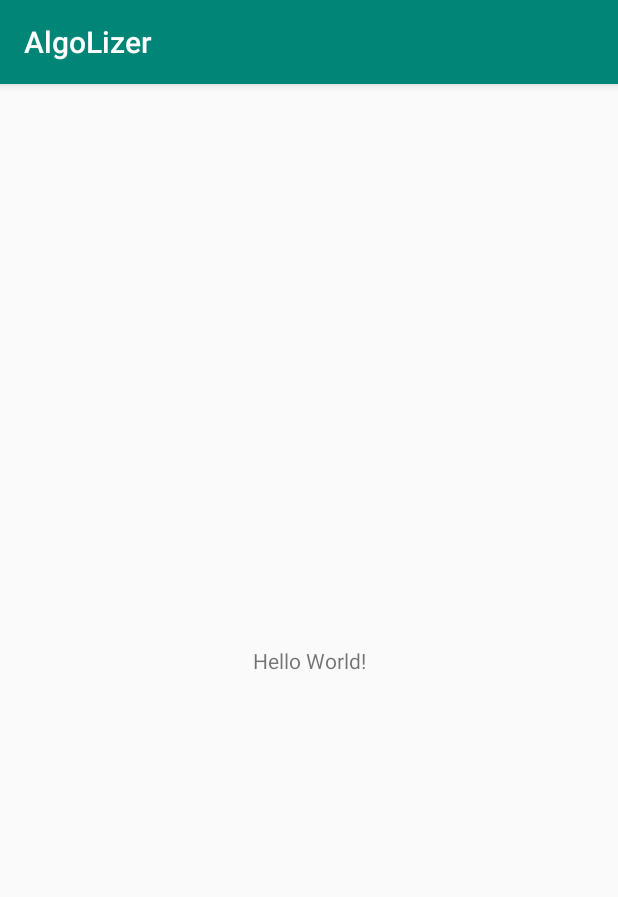
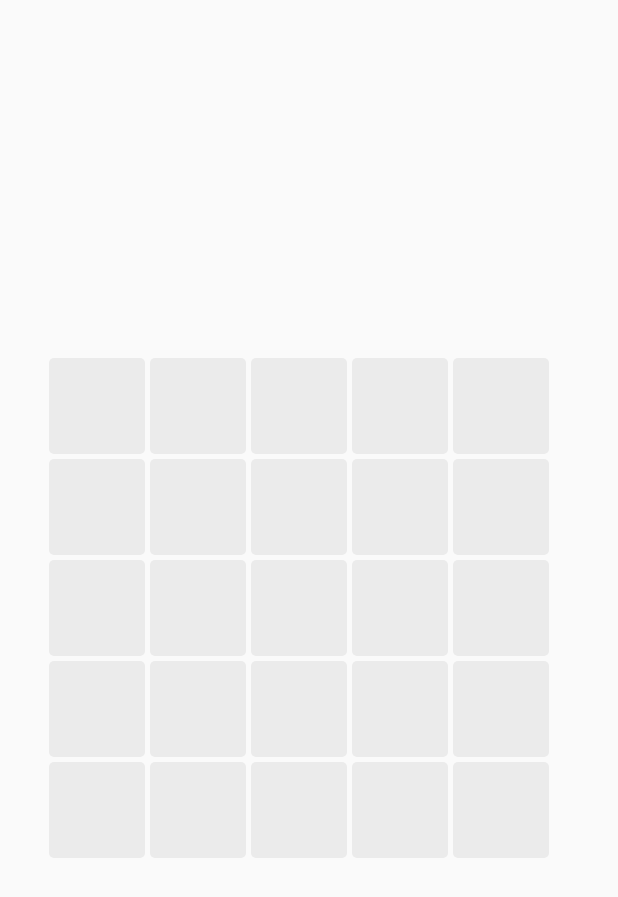
Before and after one commit to mAlaliSy/AlgoLizer-algorithms-visualizer, an Android app: the screen it shows after launch (MainActivity), on a phone screen of 412 x 824 dp. Shown: the top 897 px of the screen. Run offline under Robolectric (Android 15) with nearby library versions, the phone set to English and light mode, and no system bars.

Commit message:
Implementing drawing the empty cells

```diff
--- a/app/src/main/java/com/malalisy/algolizer/ui/views/AlgoGridView.kt
+++ b/app/src/main/java/com/malalisy/algolizer/ui/views/AlgoGridView.kt
@@ -1,8 +1,10 @@
 package com.malalisy.algolizer.ui.views
 
 import android.content.Context
+import android.graphics.Canvas
 import android.graphics.Paint
 import android.graphics.Rect
+import android.graphics.RectF
 import android.util.AttributeSet
 import android.view.MotionEvent
 import android.view.View
@@ -21,6 +23,10 @@ class AlgoGridView @JvmOverloads constructor(
         const val DEFAULT_SOURCE_COLOR = 0x4CAF50
         const val DEFAULT_DESTINATION_COLOR = 0xD81B60
         const val DEFAULT_EMPTY_CELL_COLOR = 0xE0E0E0
+
+        const val DEFAULT_CELL_PADDING = 10
+        const val CELL_CORNER_RADIUS = 5f
+
     }
 
     /**
@@ -44,19 +50,19 @@ class AlgoGridView @JvmOverloads constructor(
     var bgColor = DEFAULT_BACKGROUND_COLOR
 
     /**
-     * A paint for drawing the background
-     */
-    val bgPaint: Paint
-
-    /**
-     * A paint for drawing the cells
+     * A paint for drawing cells
      */
     val cellPaint: Paint
 
     /**
+     * A paint for drawing empty cells
+     */
+    val emptyCellPaint: Paint
+
+    /**
      * A rect object to be reused for specifying grid cells bounds
      */
-    val cellRect: Rect
+    val cellRect: RectF
 
     /**
      * Number of rows in the grid
@@ -72,6 +78,11 @@ class AlgoGridView @JvmOverloads constructor(
      * The cell side size, as the cells will be a square
      */
     var cellSize: Int = 0
+
+    /**
+     * The cell inset padding
+     */
+    var cellPadding = DEFAULT_CELL_PADDING
 
     init {
 
@@ -112,7 +123,15 @@ class AlgoGridView @JvmOverloads constructor(
             )
 
             gridRows = typedArray.getInt(R.styleable.AlgoGridView_gridRows, 0)
-            gridColumns = typedArray.getInt(R.styleable.AlgoGridView_gridColoumns, 0)
+            gridColumns = typedArray.getInt(R.styleable.AlgoGridView_gridColumns, 0)
+
+            cellSize = typedArray.getDimensionPixelSize(R.styleable.AlgoGridView_cellSize, 0)
+
+            cellPadding =
+                typedArray.getDimensionPixelSize(
+                    R.styleable.AlgoGridView_cellPadding,
+                    DEFAULT_CELL_PADDING
+                )
 
             typedArray.recycle()
         }
@@ -122,19 +141,22 @@ class AlgoGridView @JvmOverloads constructor(
             style = Paint.Style.FILL
         }
 
-        bgPaint = Paint(Paint.ANTI_ALIAS_FLAG).apply {
+        emptyCellPaint = Paint(Paint.ANTI_ALIAS_FLAG).apply {
             style = Paint.Style.FILL
-            color = bgColor
+            color = emptyCellColor
         }
 
-        cellRect = Rect()
+        cellRect = RectF()
     }
 
 
-    override fun onSizeChanged(w: Int, h: Int, oldw: Int, oldh: Int) {
-        super.onSizeChanged(w, h, oldw, oldh)
+    override fun onMeasure(widthMeasureSpec: Int, heightMeasureSpec: Int) {
+        super.onMeasure(widthMeasureSpec, heightMeasureSpec)
 
-        cellSize = min(w / gridColumns, h / gridRows)
+        setMeasuredDimension(
+            gridColumns * cellSize + gridColumns * cellPadding,
+            gridRows * cellSize + gridRows * cellPadding
+        )
     }
 
     /**
@@ -176,4 +198,38 @@ class AlgoGridView @JvmOverloads constructor(
         invalidate()
     }
 
+
+    override fun onDraw(canvas: Canvas?) {
+        super.onDraw(canvas)
+        canvas?.let {
+            canvas.drawColor(bgColor)
+            drawBackgroundCells(canvas)
+
+
+        }
+    }
+
+    private fun drawBackgroundCells(canvas: Canvas) {
+        for (i in 0 until gridRows) {
+            for (j in 0 until gridColumns) {
+
+                cellRect.set(
+                    j * cellSize + (j + 1) * cellPadding / 2f,
+                    i * cellSize + (i + 1) * cellPadding / 2f,
+                    (j + 1) * cellSize + (j + 1) * cellPadding / 2f,
+                    (i + 1) * cellSize + (i + 1) * cellPadding / 2f
+                )
+
+                canvas.drawRoundRect(
+                    cellRect,
+                    CELL_CORNER_RADIUS,
+                    CELL_CORNER_RADIUS,
+                    emptyCellPaint
+                )
+
+            }
+        }
+    }
+
+
 }
--- a/app/src/main/res/layout/activity_main.xml
+++ b/app/src/main/res/layout/activity_main.xml
@@ -6,13 +6,17 @@
     android:layout_height="match_parent"
     tools:context=".MainActivity">
 
-    <TextView
+    <com.malalisy.algolizer.ui.views.AlgoGridView
         android:layout_width="wrap_content"
         android:layout_height="wrap_content"
-        android:text="Hello World!"
+        app:emptyCellColor="@color/emptyCellColor"
+        app:cellSize="64dp"
+        app:gridRows="5"
+        app:gridColumns="5"
+        app:layout_constraintTop_toTopOf="parent"
         app:layout_constraintBottom_toBottomOf="parent"
-        app:layout_constraintLeft_toLeftOf="parent"
-        app:layout_constraintRight_toRightOf="parent"
-        app:layout_constraintTop_toTopOf="parent" />
+        app:layout_constraintStart_toStartOf="parent"
+        app:layout_constraintEnd_toEndOf="parent"
+        />
 
 </androidx.constraintlayout.widget.ConstraintLayout>
--- a/app/src/main/res/values/attrs.xml
+++ b/app/src/main/res/values/attrs.xml
@@ -7,7 +7,11 @@
         <attr name="blockCellColor" format="color" />
         <attr name="sourceCellColor" format="color" />
         <attr name="destinationCellColor" format="color" />
+
+        <attr name="cellSize" format="dimension" />
+        <attr name="cellPadding" format="dimension" />
+
         <attr name="gridRows" format="integer" />
-        <attr name="gridColoumns" format="integer" />
+        <attr name="gridColumns" format="integer" />
     </declare-styleable>
 </resources>
--- a/app/src/main/res/values/colors.xml
+++ b/app/src/main/res/values/colors.xml
@@ -3,4 +3,5 @@
     <color name="colorPrimary">#008577</color>
     <color name="colorPrimaryDark">#00574B</color>
     <color name="colorAccent">#E0E0E0</color>
+    <color name="emptyCellColor">#EBEBEB</color>
 </resources>
--- a/app/src/main/res/values/styles.xml
+++ b/app/src/main/res/values/styles.xml
@@ -1,7 +1,7 @@
 <resources>
 
     <!-- Base application theme. -->
-    <style name="AppTheme" parent="Theme.AppCompat.Light.DarkActionBar">
+    <style name="AppTheme" parent="Theme.AppCompat.Light.NoActionBar">
         <!-- Customize your theme here. -->
         <item name="colorPrimary">@color/colorPrimary</item>
         <item name="colorPrimaryDark">@color/colorPrimaryDark</item>
```
